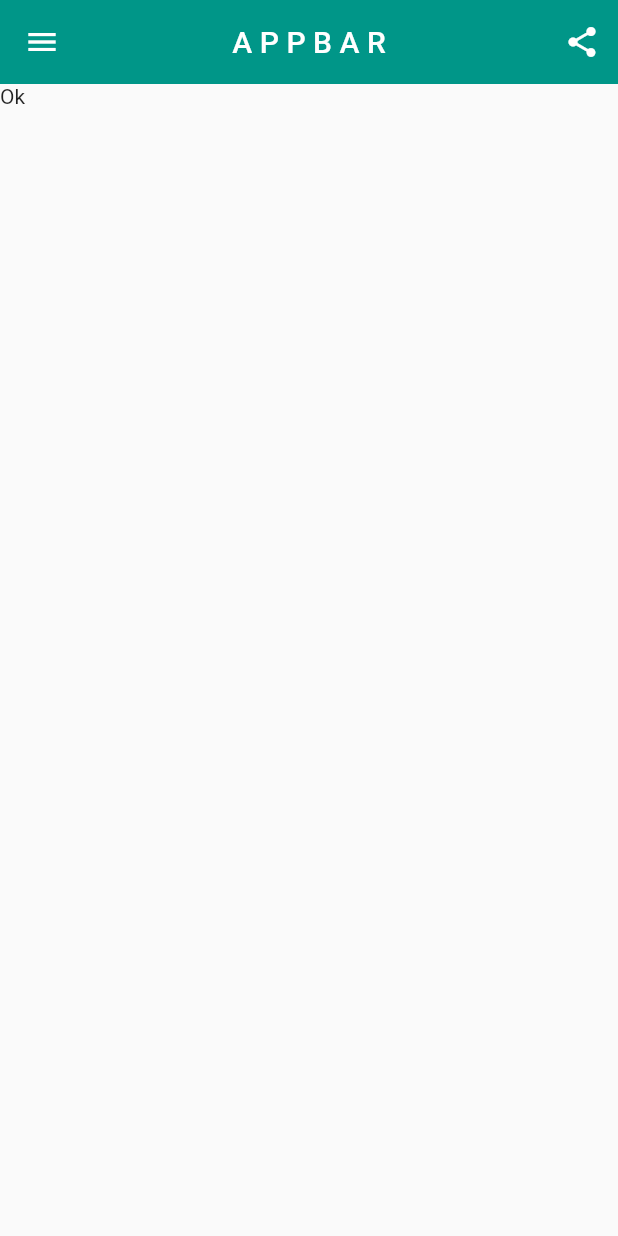
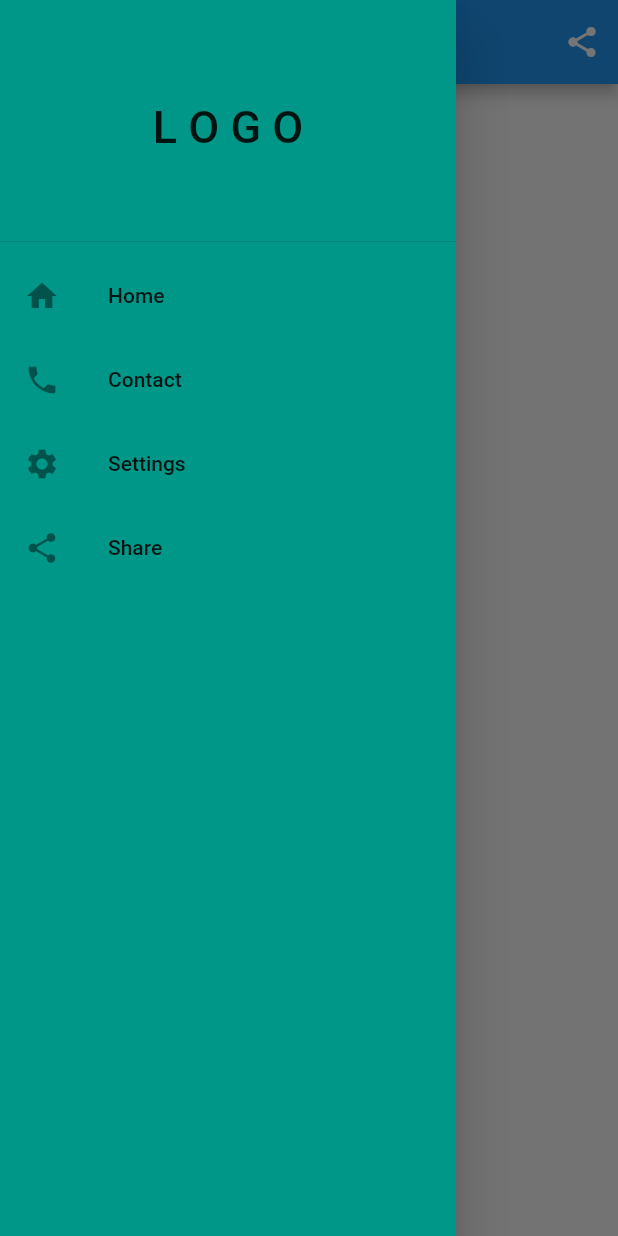
Before and after one commit to dkajolroy/flutter_widgets, a Flutter app: the screen it shows after launch, with the side drawer open (before the commit the screen has no drawer), on a phone screen of 412 x 824 dp. Run offline on Flutter 3.47's test engine with Material 2 defaults, Android fonts, the phone set to English and light mode, and no system bars.

Commit message:
drawer menu

```diff
--- a/lib/main.dart
+++ b/lib/main.dart
@@ -1,5 +1,5 @@
 import 'package:flutter/material.dart';
-import 'package:flutter_application_01/widgets/appBar.dart';
+import 'package:flutter_application_01/widgets/drawer_widget.dart';
 
 void main() {
   runApp(const MyApp());
@@ -10,6 +10,6 @@ class MyApp extends StatelessWidget {
 
   @override
   Widget build(BuildContext context) {
-    return const MaterialApp(home: AppBarWidget());
+    return const MaterialApp(home: DrawerWidget());
   }
 }
--- /dev/null
+++ b/lib/widgets/drawer_widget.dart
@@ -0,0 +1,58 @@
+import 'package:flutter/material.dart';
+
+class DrawerWidget extends StatelessWidget {
+  const DrawerWidget({super.key});
+
+  @override
+  Widget build(BuildContext context) {
+    return Scaffold(
+      appBar: AppBar(
+        centerTitle: true,
+        title: const Text("A P P B A R"),
+        actions: [
+          IconButton(
+            onPressed: () {},
+            icon: const Icon(Icons.share),
+          )
+        ],
+      ),
+      drawer: Drawer(
+        backgroundColor: Colors.teal,
+        child: ListView(
+          children: [
+            const DrawerHeader(
+                child: Center(
+              child: Text(
+                "L O G O",
+                style: TextStyle(fontSize: 30),
+              ),
+            )),
+            ListTile(
+              leading: const Icon(Icons.home),
+              title: const Text("Home"),
+              onTap: () {},
+            ),
+            const ListTile(
+              leading: Icon(Icons.phone),
+              title: Text("Contact"),
+            ),
+            const ListTile(
+              leading: Icon(Icons.settings),
+              title: Text("Settings"),
+            ),
+            const ListTile(
+              leading: Icon(Icons.share),
+              title: Text("Share"),
+            )
+          ],
+        ),
+      ),
+      body: const Center(
+        child: Text(
+          "Home Page",
+          style: TextStyle(fontSize: 30),
+        ),
+      ),
+    );
+  }
+}
```
